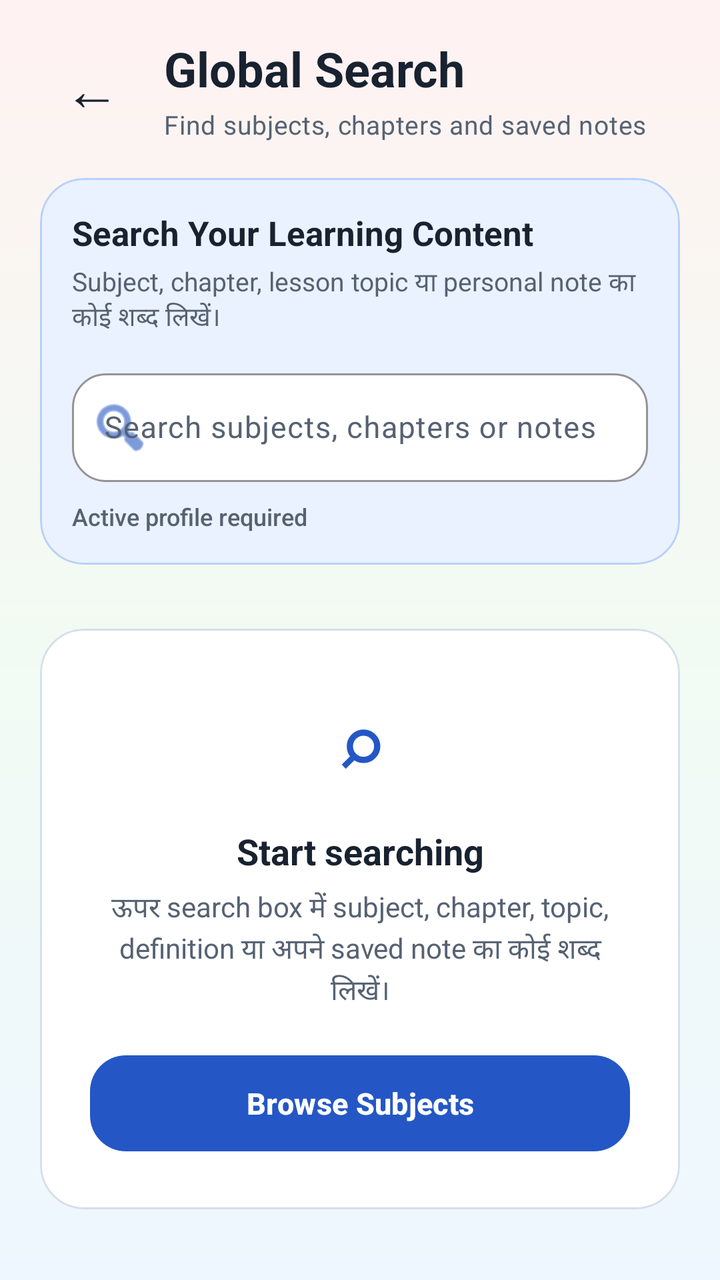
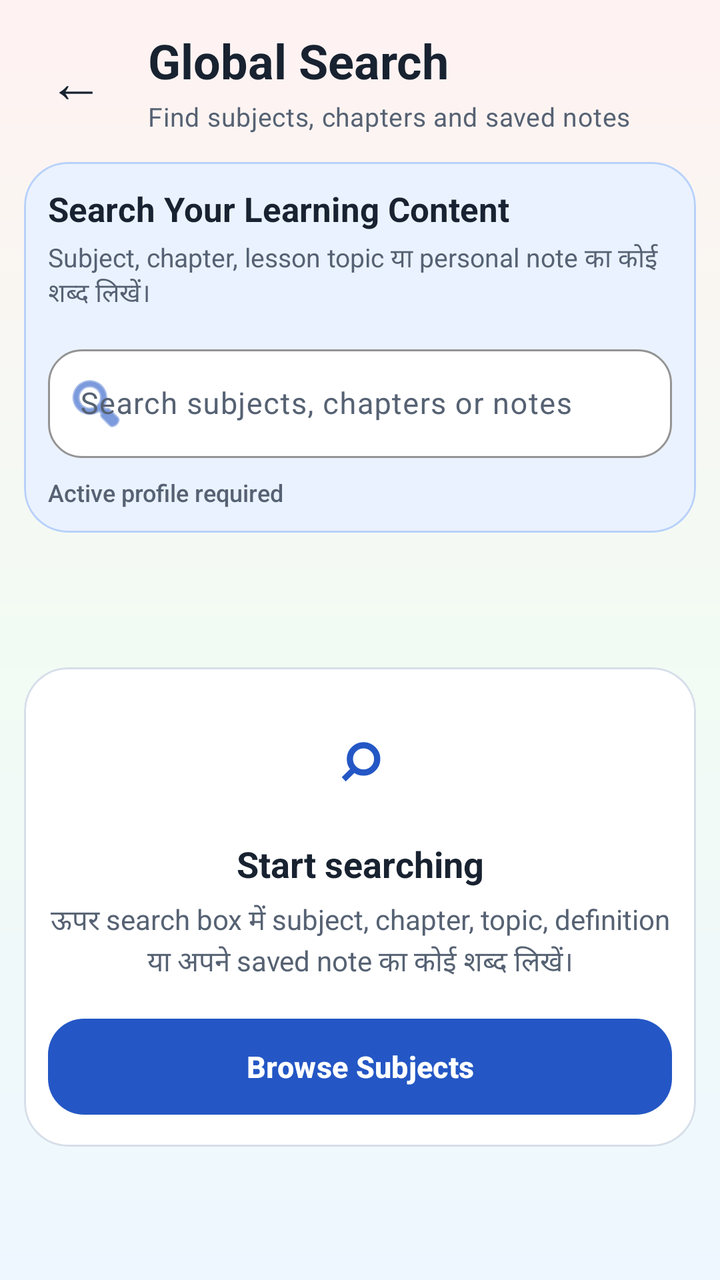

Compare the two renders of this Android layout. The source of the first and the diff that turns it into the second are given below.
<!-- AndroidManifest.xml: application theme Theme.StudySaathi -->
<!-- res/layout/activity_global_search.xml -->
<?xml version="1.0" encoding="utf-8"?>
<androidx.coordinatorlayout.widget.CoordinatorLayout xmlns:android="http://schemas.android.com/apk/res/android"
    xmlns:app="http://schemas.android.com/apk/res-auto"
    android:id="@+id/globalSearchRoot"
    android:layout_width="match_parent"
    android:layout_height="match_parent"
    android:background="@drawable/bg_app_soft_mix">

    <LinearLayout
        android:id="@+id/contentGlobalSearch"
        android:layout_width="match_parent"
        android:layout_height="match_parent"
        android:orientation="vertical"
        android:paddingStart="20dp"
        android:paddingTop="18dp"
        android:paddingEnd="20dp"
        android:paddingBottom="18dp">

        <LinearLayout
            android:layout_width="match_parent"
            android:layout_height="wrap_content"
            android:gravity="center_vertical"
            android:orientation="horizontal">

            <com.google.android.material.button.MaterialButton
                android:id="@+id/buttonBack"
                style="@style/Widget.Material3.Button.TextButton"
                android:layout_width="52dp"
                android:layout_height="52dp"
                android:contentDescription="@string/back"
                android:insetLeft="0dp"
                android:insetTop="0dp"
                android:insetRight="0dp"
                android:insetBottom="0dp"
                android:minWidth="0dp"
                android:text="←"
                android:textColor="@color/ss_text_primary"
                android:textSize="28sp"
                app:cornerRadius="16dp" />

            <LinearLayout
                android:layout_width="0dp"
                android:layout_height="wrap_content"
                android:layout_marginStart="10dp"
                android:layout_weight="1"
                android:orientation="vertical">

                <TextView
                    style="@style/TextAppearance.StudySaathi.Heading"
                    android:layout_width="match_parent"
                    android:layout_height="wrap_content"
                    android:text="@string/global_search_title"
                    android:textSize="24sp" />

                <TextView
                    android:id="@+id/textGlobalSearchStudent"
                    style="@style/TextAppearance.StudySaathi.Body"
                    android:layout_width="match_parent"
                    android:layout_height="wrap_content"
                    android:layout_marginTop="3dp"
                    android:text="@string/global_search_subtitle"
                    android:textSize="13sp" />

            </LinearLayout>

        </LinearLayout>

        <com.google.android.material.card.MaterialCardView
            android:layout_width="match_parent"
            android:layout_height="wrap_content"
            android:layout_marginTop="18dp"
            app:cardBackgroundColor="@color/ss_blue_soft"
            app:cardCornerRadius="22dp"
            app:cardElevation="0dp"
            app:strokeColor="@color/ss_blue_border"
            app:strokeWidth="1dp">

            <LinearLayout
                android:layout_width="match_parent"
                android:layout_height="wrap_content"
                android:orientation="vertical"
                android:padding="16dp">

                <TextView
                    android:layout_width="match_parent"
                    android:layout_height="wrap_content"
                    android:fontFamily="sans-serif-rounded"
                    android:text="@string/global_search_card_title"
                    android:textColor="@color/ss_text_primary"
                    android:textSize="17sp"
                    android:textStyle="bold" />

                <TextView
                    android:layout_width="match_parent"
                    android:layout_height="wrap_content"
                    android:layout_marginTop="4dp"
                    android:fontFamily="sans-serif"
                    android:text="@string/global_search_card_description"
                    android:textColor="@color/ss_text_secondary"
                    android:textSize="13sp" />

                <com.google.android.material.textfield.TextInputLayout
                    style="@style/Widget.Material3.TextInputLayout.OutlinedBox"
                    android:layout_width="match_parent"
                    android:layout_height="wrap_content"
                    android:layout_marginTop="13dp"
                    android:hint="@string/global_search_hint"
                    app:boxBackgroundColor="@color/ss_surface"
                    app:boxCornerRadiusBottomEnd="17dp"
                    app:boxCornerRadiusBottomStart="17dp"
                    app:boxCornerRadiusTopEnd="17dp"
                    app:boxCornerRadiusTopStart="17dp"
                    app:boxStrokeColor="@color/ss_primary"
                    app:endIconMode="clear_text"
                    app:startIconDrawable="@android:drawable/ic_menu_search"
                    app:startIconTint="@color/ss_primary">

                    <com.google.android.material.textfield.TextInputEditText
                        android:id="@+id/editGlobalSearch"
                        android:layout_width="match_parent"
                        android:layout_height="wrap_content"
                        android:fontFamily="sans-serif"
                        android:imeOptions="actionSearch"
                        android:inputType="text"
                        android:maxLines="1"
                        android:textColor="@color/ss_text_primary"
                        android:textSize="15sp" />

                </com.google.android.material.textfield.TextInputLayout>

                <TextView
                    android:id="@+id/textGlobalSearchCount"
                    android:layout_width="match_parent"
                    android:layout_height="wrap_content"
                    android:layout_marginTop="9dp"
                    android:fontFamily="sans-serif-medium"
                    android:text="@string/global_search_profile_required_count"
                    android:textColor="@color/ss_text_secondary"
                    android:textSize="12sp" />

            </LinearLayout>

        </com.google.android.material.card.MaterialCardView>

        <FrameLayout
            android:layout_width="match_parent"
            android:layout_height="0dp"
            android:layout_marginTop="15dp"
            android:layout_weight="1">

            <androidx.recyclerview.widget.RecyclerView
                android:id="@+id/recyclerGlobalSearch"
                android:layout_width="match_parent"
                android:layout_height="match_parent"
                android:clipToPadding="false"
                android:overScrollMode="never"
                android:paddingBottom="15dp"
                android:visibility="gone" />

            <com.google.android.material.card.MaterialCardView
                android:id="@+id/cardGlobalSearchState"
                android:layout_width="match_parent"
                android:layout_height="wrap_content"
                android:layout_gravity="center"
                app:cardBackgroundColor="@color/ss_surface"
                app:cardCornerRadius="22dp"
                app:cardElevation="0dp"
                app:strokeColor="@color/ss_outline"
                app:strokeWidth="1dp">

                <LinearLayout
                    android:layout_width="match_parent"
                    android:layout_height="wrap_content"
                    android:gravity="center"
                    android:orientation="vertical"
                    android:padding="25dp">

                    <TextView
                        android:layout_width="66dp"
                        android:layout_height="66dp"
                        android:fontFamily="sans-serif-rounded"
                        android:gravity="center"
                        android:text="⌕"
                        android:textColor="@color/ss_primary"
                        android:textSize="34sp"
                        android:textStyle="bold" />

                    <TextView
                        android:id="@+id/textGlobalSearchStateTitle"
                        android:layout_width="match_parent"
                        android:layout_height="wrap_content"
                        android:layout_marginTop="8dp"
                        android:fontFamily="sans-serif-rounded"
                        android:gravity="center"
                        android:text="@string/global_search_start_title"
                        android:textColor="@color/ss_text_primary"
                        android:textSize="18sp"
                        android:textStyle="bold" />

                    <TextView
                        android:id="@+id/textGlobalSearchStateDescription"
                        android:layout_width="match_parent"
                        android:layout_height="wrap_content"
                        android:layout_marginTop="6dp"
                        android:fontFamily="sans-serif"
                        android:gravity="center"
                        android:lineSpacingExtra="2dp"
                        android:text="@string/global_search_start_description"
                        android:textColor="@color/ss_text_secondary"
                        android:textSize="14sp" />

                    <com.google.android.material.button.MaterialButton
                        android:id="@+id/buttonBrowseSubjects"
                        style="@style/Widget.StudySaathi.Button.Primary"
                        android:layout_width="match_parent"
                        android:layout_height="wrap_content"
                        android:layout_marginTop="18dp"
                        android:text="@string/browse_subjects"
                        android:textAllCaps="false"
                        android:textSize="15sp" />

                </LinearLayout>

            </com.google.android.material.card.MaterialCardView>

        </FrameLayout>

    </LinearLayout>

    <com.google.android.material.progressindicator.CircularProgressIndicator
        android:id="@+id/progressGlobalSearch"
        android:layout_width="48dp"
        android:layout_height="48dp"
        android:layout_gravity="center"
        android:visibility="gone"
        app:indicatorColor="@color/ss_primary"
        app:indicatorSize="48dp"
        app:trackColor="@color/ss_blue_soft"
        app:trackThickness="5dp" />

</androidx.coordinatorlayout.widget.CoordinatorLayout>
<!-- resources referenced by this layout -->
<resources>
  <color name="ss_blue_border">#B8D1FA</color>
  <color name="ss_blue_soft">#EAF2FF</color>
  <color name="ss_outline">#D6DEE9</color>
  <color name="ss_primary">#2457C5</color>
  <color name="ss_surface">#FFFFFF</color>
  <color name="ss_text_primary">#182230</color>
  <color name="ss_text_secondary">#566273</color>
  <!-- drawable bg_app_soft_mix (drawable) -->
  <?xml version="1.0" encoding="utf-8"?>
  <shape xmlns:android="http://schemas.android.com/apk/res/android"
      android:shape="rectangle">
  
      <gradient
          android:angle="270"
          android:centerColor="#F2FBF3"
          android:endColor="#EEF7FF"
          android:startColor="#FFF2F2"
          android:type="linear" />
  
  </shape>
  <string name="back">Back</string>
  <string name="browse_subjects">Browse Subjects</string>
  <string name="global_search_card_description">
          Subject, chapter, lesson topic या personal note का कोई शब्द लिखें।
      </string>
  <string name="global_search_card_title">
          Search Your Learning Content
      </string>
  <string name="global_search_hint">
          Search subjects, chapters or notes
      </string>
  <string name="global_search_profile_required_count">
          Active profile required
      </string>
  <string name="global_search_start_description">
          ऊपर search box में subject, chapter, topic, definition या अपने saved note का कोई शब्द लिखें।
      </string>
  <string name="global_search_start_title">
          Start searching
      </string>
  <string name="global_search_subtitle">
          Find subjects, chapters and saved notes
      </string>
  <string name="global_search_title">
          Global Search
      </string>
  <style name="TextAppearance.StudySaathi.Body" parent="TextAppearance.Material3.BodyMedium">
          <item name="android:fontFamily">sans-serif</item>
          <item name="fontFamily">sans-serif</item>
          <item name="android:textColor">@color/ss_text_secondary</item>
      </style>
  <style name="TextAppearance.StudySaathi.Heading" parent="TextAppearance.Material3.HeadlineSmall">
          <item name="android:fontFamily">sans-serif-rounded</item>
          <item name="fontFamily">sans-serif-rounded</item>
          <item name="android:textStyle">bold</item>
          <item name="android:textColor">@color/ss_text_primary</item>
      </style>
  <style name="Widget.StudySaathi.Button.Primary" parent="Widget.Material3.Button">
          <item name="cornerRadius">18dp</item>
          <item name="android:minHeight">56dp</item>
          <item name="android:textStyle">bold</item>
          <item name="backgroundTint">@color/ss_primary</item>
          <item name="android:textColor">@color/ss_on_primary</item>
      </style>
  <color name="ss_on_primary">#FFFFFF</color>
  <color name="ss_primary_dark">#173F99</color>
  <color name="ss_secondary">#087F8C</color>
  <color name="ss_on_secondary">#FFFFFF</color>
  <color name="ss_teal_soft">#EAF8F8</color>
  <color name="ss_tertiary">#8A5A00</color>
  <color name="ss_on_tertiary">#FFFFFF</color>
  <color name="ss_yellow_soft">#FFF8E8</color>
  <color name="ss_background">#F7F9FC</color>
  <color name="ss_surface_soft">#F0F4FA</color>
  <color name="ss_error">#BA1A1A</color>
  <color name="white">#FFFFFFFF</color>
  <color name="ss_red_soft">#FFF0F0</color>
  <!-- unchanged entries left out for length: 1 -->
</resources>

<!-- the commit's change to res/layout/activity_global_search.xml (unified diff, before → after) -->
@@ -11,10 +11,10 @@
         android:layout_width="match_parent"
         android:layout_height="match_parent"
         android:orientation="vertical"
-        android:paddingStart="20dp"
-        android:paddingTop="18dp"
-        android:paddingEnd="20dp"
-        android:paddingBottom="18dp">
+        android:paddingStart="12dp"
+        android:paddingTop="14dp"
+        android:paddingEnd="12dp"
+        android:paddingBottom="14dp">
 
         <LinearLayout
             android:layout_width="match_parent"
@@ -68,7 +68,7 @@
         <com.google.android.material.card.MaterialCardView
             android:layout_width="match_parent"
             android:layout_height="wrap_content"
-            android:layout_marginTop="18dp"
+            android:layout_marginTop="14dp"
             app:cardBackgroundColor="@color/ss_blue_soft"
             app:cardCornerRadius="22dp"
             app:cardElevation="0dp"
@@ -79,7 +79,7 @@
                 android:layout_width="match_parent"
                 android:layout_height="wrap_content"
                 android:orientation="vertical"
-                android:padding="16dp">
+                android:padding="12dp">
 
                 <TextView
                     android:layout_width="match_parent"
@@ -173,7 +173,7 @@
                     android:layout_height="wrap_content"
                     android:gravity="center"
                     android:orientation="vertical"
-                    android:padding="25dp">
+                    android:padding="12dp">
 
                     <TextView
                         android:layout_width="66dp"
@@ -214,7 +214,7 @@
                         style="@style/Widget.StudySaathi.Button.Primary"
                         android:layout_width="match_parent"
                         android:layout_height="wrap_content"
-                        android:layout_marginTop="18dp"
+                        android:layout_marginTop="14dp"
                         android:text="@string/browse_subjects"
                         android:textAllCaps="false"
                         android:textSize="15sp" />
